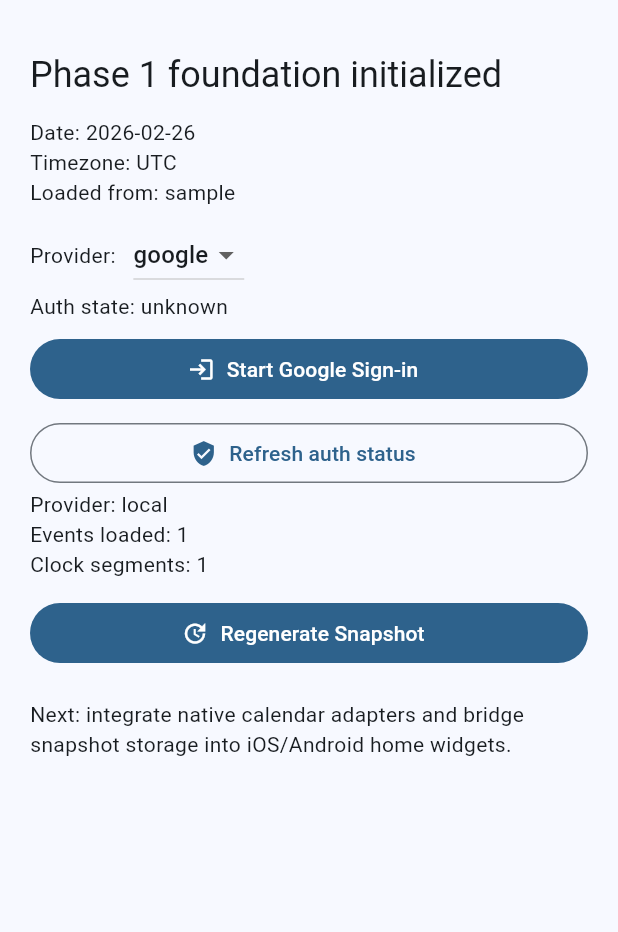
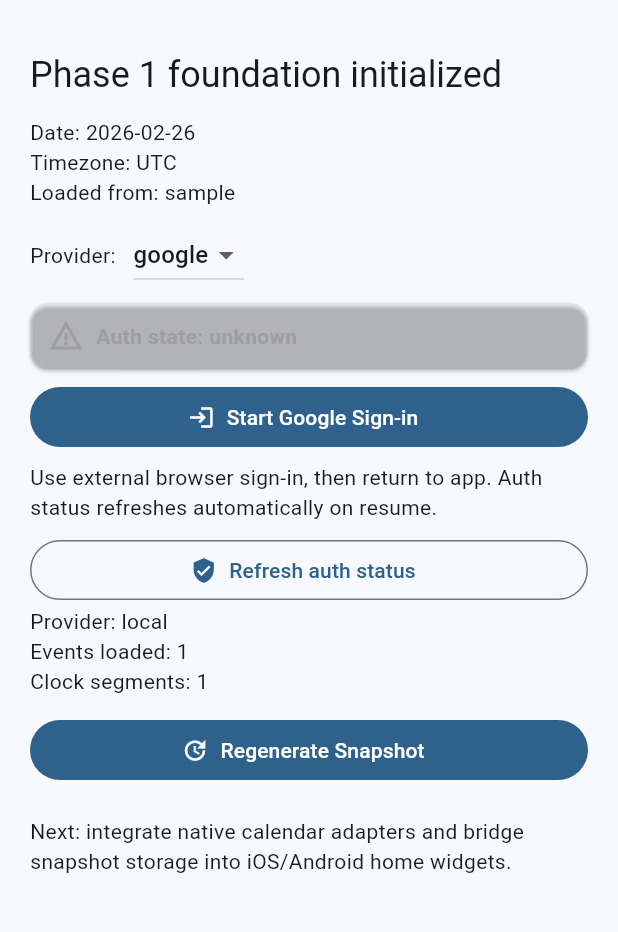
Before and after one commit to lim010111/smart-analog, a Flutter app: the screen it shows after launch, on a phone screen of 412 x 824 dp, the part 63-995 px from its top. Run offline on Flutter 3.47's test engine with Material 3 defaults, Android fonts, the phone set to English and light mode, and no system bars; network calls fail.

Commit message:
feat: refine mobile auth UX states and guidance
인증 상태를 배지 형태로 명확히 표시하고 provider별 안내 문구를 보강해 현재 진행 상태를 즉시 파악할 수 있도록 개선했습니다.
Apple 자격증명 저장 이후 입력 경험을 정리하고 Google/Apple 인증 동선을 사용자 관점에서 자연스럽게 연결했습니다.

```diff
--- a/mobile/flutter_app/lib/features/calendar/presentation/mobile_home_screen.dart
+++ b/mobile/flutter_app/lib/features/calendar/presentation/mobile_home_screen.dart
@@ -251,6 +251,7 @@ class _MobileHomeScreenState extends State<MobileHomeScreen>
         appleId: appleId,
         appPassword: appPassword,
       );
+      _appleIdController.text = appleId;
       _applePasswordController.clear();
       if (mounted) {
         ScaffoldMessenger.of(context).showSnackBar(
@@ -330,6 +331,15 @@ class _MobileHomeScreenState extends State<MobileHomeScreen>
 
   @override
   Widget build(BuildContext context) {
+    final authResolved = _providerAuthenticated != null;
+    final authOk = _providerAuthenticated == true;
+    final authLabel = !authResolved
+        ? 'unknown'
+        : (authOk ? 'authenticated' : 'not authenticated');
+    final authColor = !authResolved
+        ? Colors.grey
+        : (authOk ? Colors.green : Colors.orange);
+
     return Scaffold(
       appBar: AppBar(title: const Text('Smart Analog Mobile')),
       body: FutureBuilder<WidgetSnapshot>(
@@ -379,8 +389,31 @@ class _MobileHomeScreenState extends State<MobileHomeScreen>
                   ),
                 ],
               ),
-              Text(
-                'Auth state: ${_providerAuthenticated == null ? 'unknown' : (_providerAuthenticated! ? 'authenticated' : 'not authenticated')}',
+              Card(
+                margin: const EdgeInsets.only(top: 8),
+                color: authColor.withValues(alpha: 0.10),
+                child: Padding(
+                  padding: const EdgeInsets.symmetric(
+                    horizontal: 12,
+                    vertical: 10,
+                  ),
+                  child: Row(
+                    children: [
+                      Icon(
+                        authOk ? Icons.verified_user : Icons.warning_amber,
+                        color: authColor,
+                      ),
+                      const SizedBox(width: 8),
+                      Text(
+                        'Auth state: $authLabel',
+                        style: TextStyle(
+                          color: authColor,
+                          fontWeight: FontWeight.w600,
+                        ),
+                      ),
+                    ],
+                  ),
+                ),
               ),
               if (_selectedProvider == 'google' &&
                   _providerAuthenticated != true)
@@ -394,6 +427,15 @@ class _MobileHomeScreenState extends State<MobileHomeScreen>
                           ? 'Starting Google sign-in...'
                           : 'Start Google Sign-in',
                     ),
+                  ),
+                ),
+              if (_selectedProvider == 'google' &&
+                  _providerAuthenticated != true)
+                const Padding(
+                  padding: EdgeInsets.only(top: 6),
+                  child: Text(
+                    'Use external browser sign-in, then return to app. '
+                    'Auth status refreshes automatically on resume.',
                   ),
                 ),
               if (_selectedProvider == 'apple' &&
@@ -439,6 +481,10 @@ class _MobileHomeScreenState extends State<MobileHomeScreen>
                                 : 'Save Apple credentials',
                           ),
                         ),
+                        const SizedBox(height: 6),
+                        const Text(
+                          'Use an Apple app-specific password (not your iCloud login password).',
+                        ),
                       ],
                     ),
                   ),
```
